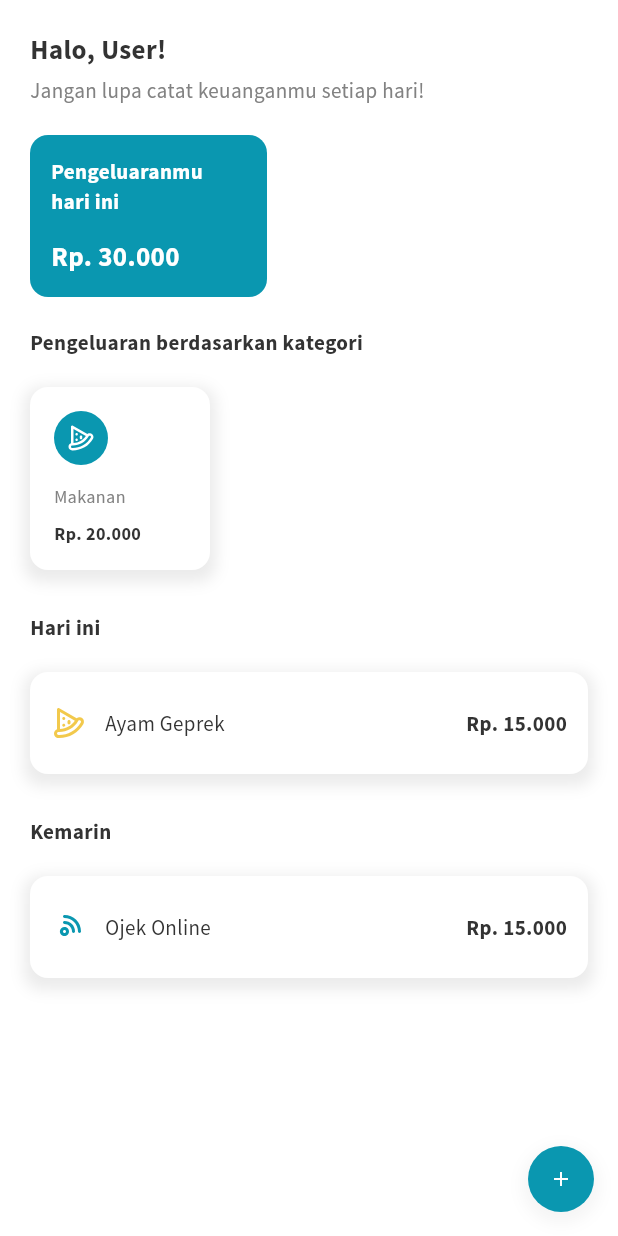
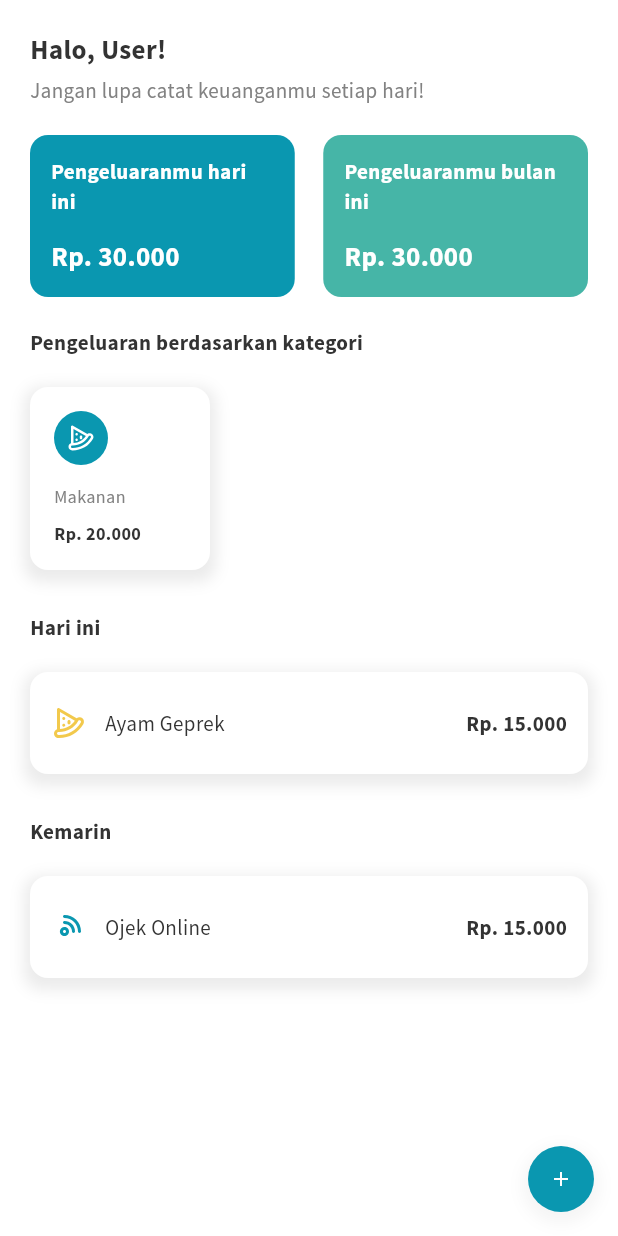
Before and after one commit to ahfasxp/money_expense, a Flutter app: the screen it shows after launch, on a phone screen of 412 x 824 dp. Run offline on Flutter 3.47's test engine with Material 3 defaults, Android fonts, the phone set to English and light mode, and no system bars; our stand-ins replace flutter_svg, stacked, stacked_services, stacked_shared.

Commit message:
fix ui home and add

```diff
--- a/lib/ui/common/app_colors.dart
+++ b/lib/ui/common/app_colors.dart
@@ -15,3 +15,4 @@ const Color kcRed = Color(0xFFEB5757);
 const Color kcPurple1 = Color(0xFF9B51E0);
 const Color kcPurple2 = Color(0xFFbb6bd9);
 const Color kcGreen2 = Color(0xFF27AE60);
+const Color kcTeal = Color(0xFF46B5A7);
--- a/lib/ui/views/add_expense/add_expense_viewmodel.dart
+++ b/lib/ui/views/add_expense/add_expense_viewmodel.dart
@@ -3,7 +3,6 @@ import 'package:intl/intl.dart';
 import 'package:money_expense/app/app.bottomsheets.dart';
 import 'package:money_expense/app/app.locator.dart';
 import 'package:money_expense/enum/category_enum.dart';
-import 'package:money_expense/ui/common/app_svgs.dart';
 import 'package:stacked/stacked.dart';
 import 'package:stacked_services/stacked_services.dart';
 
@@ -19,12 +18,9 @@ class AddExpenseViewModel extends BaseViewModel {
   CategoryEnum? _selectedCategory = CategoryEnum.food;
   CategoryEnum? get selectedCategory => _selectedCategory;
 
-  String get selectedCategoryIcon =>
-      _selectedCategory?.iconPath ?? AppSvgs.food;
-
   void init() {
     // Set initial category value
-    categoryController.text = CategoryEnum.food.label;
+    categoryController.text = _selectedCategory?.label ?? '';
     _setupListeners();
   }
 
--- a/lib/ui/views/home/home_view.dart
+++ b/lib/ui/views/home/home_view.dart
@@ -36,9 +36,27 @@ class HomeView extends StackedView<HomeViewModel> {
               const SizedBox(
                 height: 20,
               ),
-              const ExpenseCard(
-                title: 'Pengeluaranmu hari ini',
-                amount: 'Rp. 30.000',
+              const IntrinsicHeight(
+                child: Row(
+                  crossAxisAlignment: CrossAxisAlignment.stretch,
+                  children: [
+                    Expanded(
+                      child: ExpenseCard(
+                        title: 'Pengeluaranmu hari ini',
+                        amount: 'Rp. 30.000',
+                        color: kcBlue,
+                      ),
+                    ),
+                    SizedBox(width: 19),
+                    Expanded(
+                      child: ExpenseCard(
+                        title: 'Pengeluaranmu bulan ini',
+                        amount: 'Rp. 30.000',
+                        color: kcTeal,
+                      ),
+                    ),
+                  ],
+                ),
               ),
               const SizedBox(
                 height: 20,
--- a/lib/ui/widgets/expense_card.dart
+++ b/lib/ui/widgets/expense_card.dart
@@ -5,24 +5,26 @@ import 'package:money_expense/ui/common/app_texts.dart';
 class ExpenseCard extends StatelessWidget {
   final String title;
   final String amount;
+  final Color color;
 
   const ExpenseCard({
     super.key,
     required this.title,
     required this.amount,
+    required this.color,
   });
 
   @override
   Widget build(BuildContext context) {
     return Container(
-      width: 158,
       padding: const EdgeInsets.all(14),
       decoration: BoxDecoration(
         borderRadius: BorderRadius.circular(12),
-        color: kcBlue,
+        color: color,
       ),
       child: Column(
         crossAxisAlignment: CrossAxisAlignment.start,
+        mainAxisAlignment: MainAxisAlignment.spaceBetween,
         children: [
           Text(
             title,
```
Also changed, not shown: lib/ui/views/add_expense/add_expense_view.dart (+8 -1 lines), lib/ui/widgets/custom_textfield.dart (+4 -12 lines).
